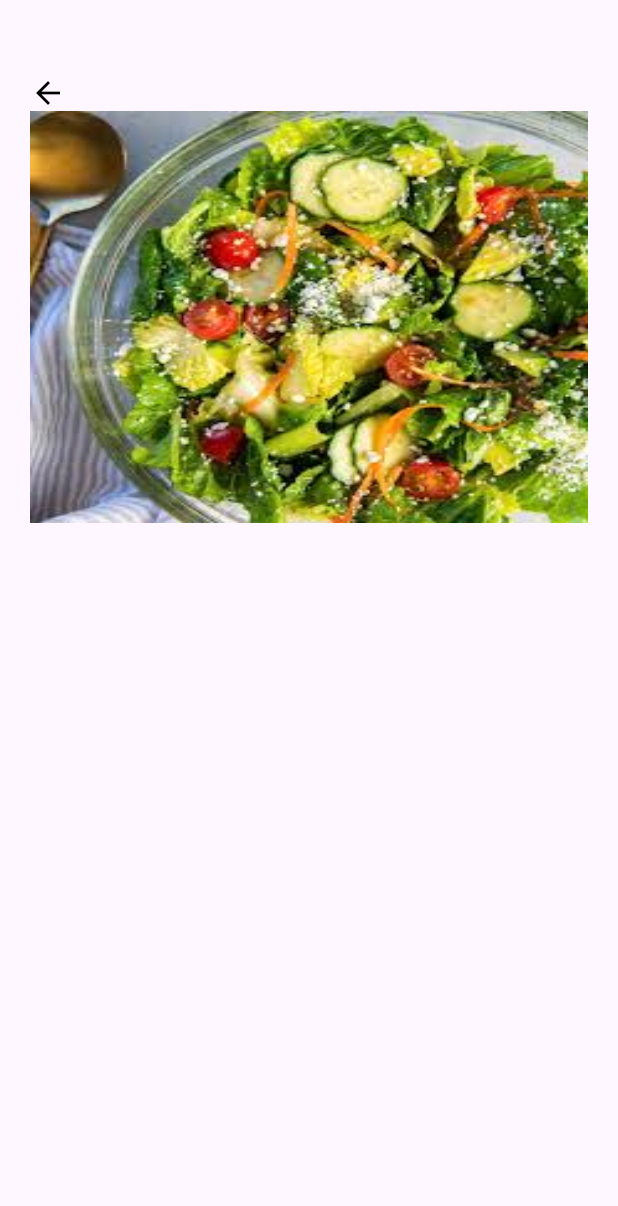
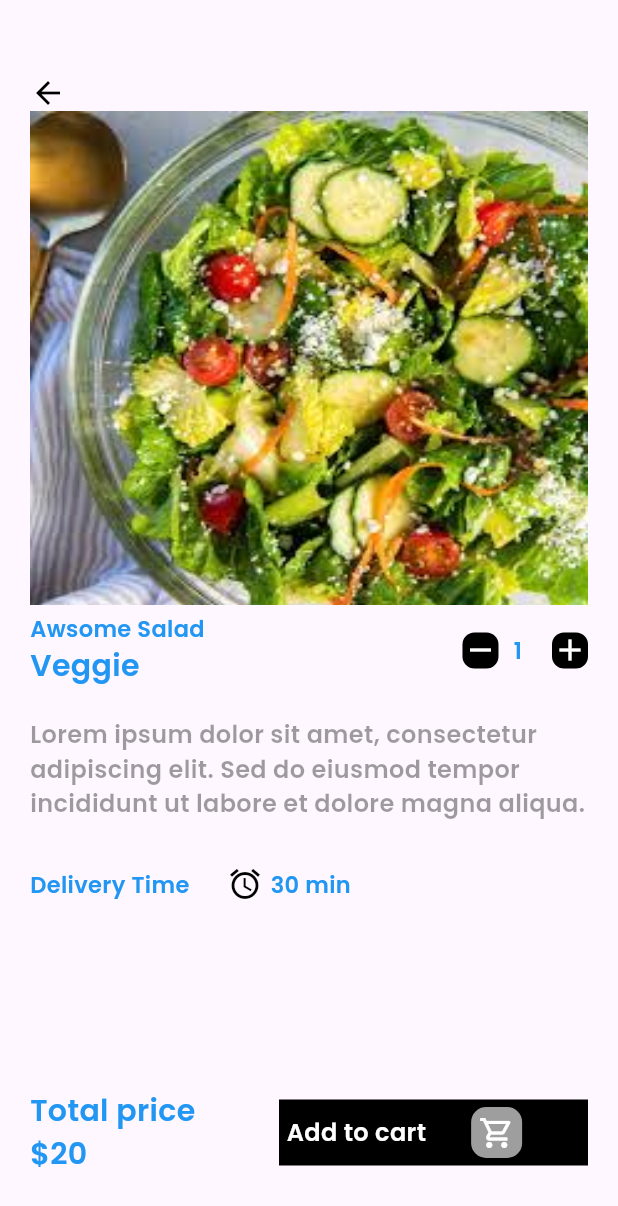
Before and after one commit to safal575/pie, a Flutter app: the Details screen opened directly, on a phone screen of 412 x 824 dp. Shown: the top 1206 px of the screen. Run offline on Flutter 3.47's test engine with Material 3 defaults, Android fonts, the phone set to English and light mode, and no system bars; our stand-ins replace curved_navigation_bar.

```diff
--- a/lib/main.dart
+++ b/lib/main.dart
@@ -1,6 +1,8 @@
 import 'package:flutter/material.dart';
 import 'package:pie/pages/bottomnav.dart';
 import 'package:pie/pages/home.dart';
+import 'package:pie/pages/login.dart';
+import 'package:pie/pages/profile.dart';
 
 void main() {
   runApp(const MyApp());
@@ -33,7 +35,7 @@ class MyApp extends StatelessWidget {
         colorScheme: ColorScheme.fromSeed(seedColor: Colors.deepPurple),
         useMaterial3: true,
       ),
-      home: BottomNav()
+      home: Login()
     );
   }
 }
--- a/lib/pages/details.dart
+++ b/lib/pages/details.dart
@@ -1,4 +1,5 @@
 import 'package:flutter/material.dart';
+import 'package:pie/widget/widget_support.dart';
 
 
 class Details extends StatefulWidget {
@@ -9,6 +10,9 @@ class Details extends StatefulWidget {
 }
 
 class _DetailsState extends State<Details> {
+  int a = 1;
+
+
   @override
   Widget build(BuildContext context) {
     return Scaffold(
@@ -23,7 +27,104 @@ class _DetailsState extends State<Details> {
               },
               child: Icon(Icons.arrow_back_outlined, color: Colors.black),
             ),
-            Image.asset("images/salad.jpg",width: MediaQuery.of(context).size.width, height: MediaQuery.of(context).size.height/3, fit: BoxFit.fill),
+            Image.asset("images/salad.jpg",width: MediaQuery.of(context).size.width, height: MediaQuery.of(context).size.height/2.5, fit: BoxFit.fill),
+            SizedBox(height: 5,),
+
+            Row(
+              mainAxisAlignment: MainAxisAlignment.spaceBetween,
+              children: [
+                Column(
+                  crossAxisAlignment: CrossAxisAlignment.start,
+                  children: [
+                    Text("Awsome Salad", style: AppWidget.semiBoldTextFieldStyle()),
+                    Text("Veggie", style: AppWidget.boldTextFieldStyle()),
+                  ]
+                ),
+                Spacer(),
+                GestureDetector(
+                  onTap: (){
+                    if(a>1){
+                      --a;
+                    }
+                    setState(() {
+
+                    });
+                  },
+                  child: Container(
+                    decoration: BoxDecoration(color: Colors.black, borderRadius: BorderRadius.circular(8)),
+                    child:Icon(Icons.remove, color: Colors.white),
+                  ),
+                ),
+                SizedBox(width: 10,),
+                Text(a.toString(), style: AppWidget.semiBoldTextFieldStyle(),),
+                SizedBox(width: 20,),
+                GestureDetector(
+                  onTap: (){
+                    ++a;
+                    setState(() {
+
+                    });
+                  },
+                  child: Container(
+
+                    decoration: BoxDecoration(color: Colors.black, borderRadius: BorderRadius.circular(8)),
+                    child:Icon(Icons.add, color: Colors.white),
+                  )
+                )
+              ],
+            ),
+            SizedBox(
+              height: 20,
+            ),
+            Text("Lorem ipsum dolor sit amet, consectetur adipiscing elit. Sed do eiusmod tempor incididunt ut labore et dolore magna aliqua.", maxLines: 3,
+            style: AppWidget.LightTextFieldStyle()),
+            SizedBox(
+              height:30,
+            ),
+            Row(
+              children: [
+                Text("Delivery Time", style: AppWidget.semiBoldTextFieldStyle()),
+                SizedBox(width: 25,),
+                Icon(Icons.alarm, color: Colors.black),
+                SizedBox(width: 5,),
+                Text("30 min", style: AppWidget.semiBoldTextFieldStyle()),
+                SizedBox(width: 5,)
+              ]
+            ),
+            Spacer(),
+            Padding(
+              padding: const EdgeInsets.only(bottom: 40),
+              child:Row(
+                mainAxisAlignment: MainAxisAlignment.spaceBetween,
+                children: [
+                  Column(
+                    crossAxisAlignment: CrossAxisAlignment.start,
+                    children: [
+                      Text("Total price", style: AppWidget.boldTextFieldStyle()),
+                      Text("\$20", style: AppWidget.boldTextFieldStyle()),
+
+                    ],
+                  ),
+                  Container(
+                    width: MediaQuery.of(context).size.width/2,
+                    decoration: BoxDecoration(color: Colors.black),
+                    padding: EdgeInsets.all(5),
+                    child: Row(
+                      children: [
+                        Text("Add to cart", style: TextStyle(color:Colors.white, fontSize: 16, fontFamily: 'Poppins')),
+                        SizedBox(width: 30, ),
+                        Container(
+                          padding: EdgeInsets.all(5),
+                          decoration: BoxDecoration(color: Colors.grey, borderRadius: BorderRadius.circular(10)),
+                          child: Icon(Icons.shopping_cart_outlined, color: Colors.white,)
+                        ),
+                        SizedBox(width: 10,),
+                      ],
+                    ),
+                  ),
+                ],
+              )
+            ),
           ],
         ),
       )
```
Also changed, not shown: lib/pages/login.dart (added, +90 -0 lines).
